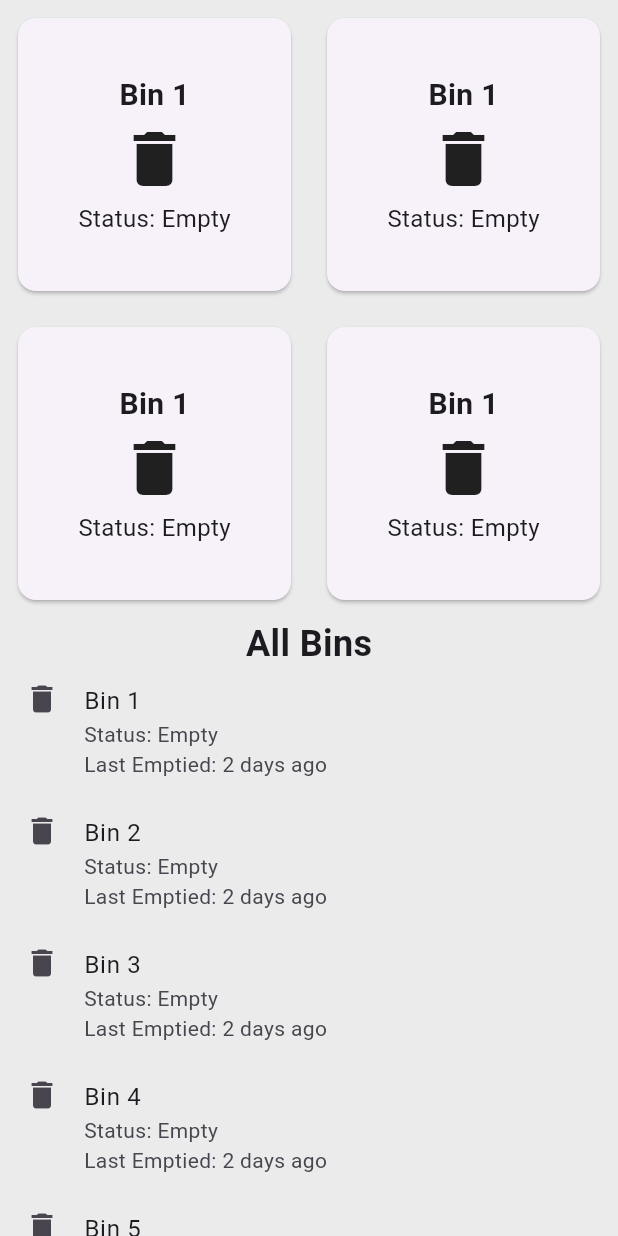
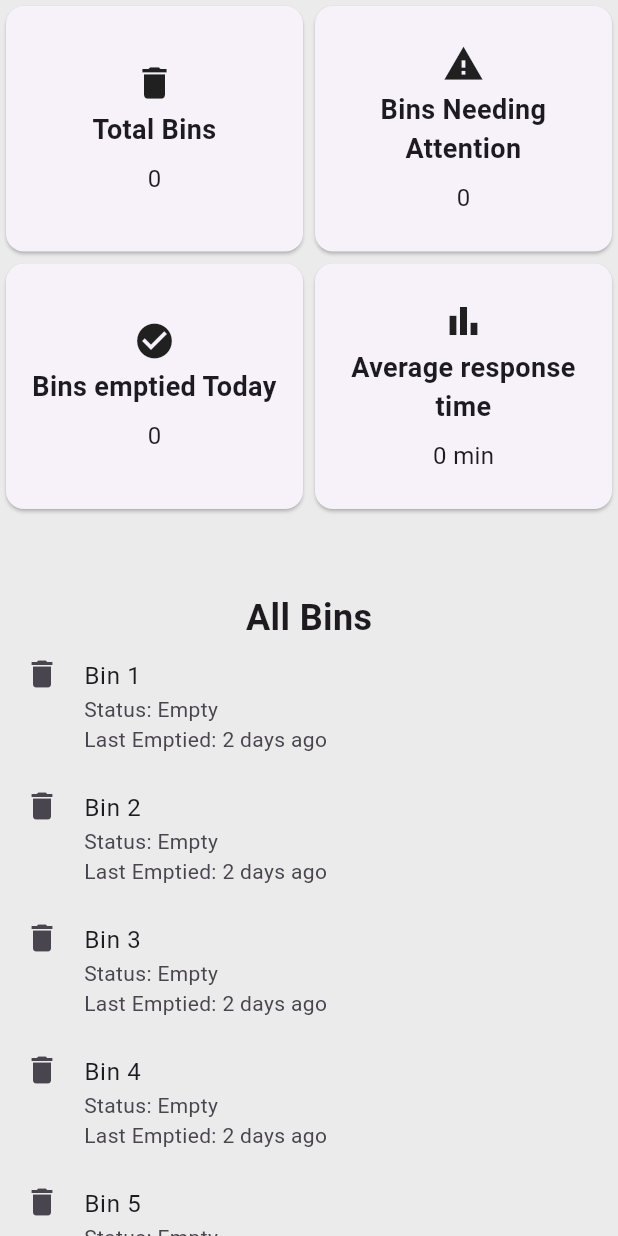
Before and after one commit to fhan-s/iot_bin_app, a Flutter app: the JanitorDashboardBinsPage screen opened directly, on a phone screen of 412 x 824 dp. Run offline on Flutter 3.47's test engine with Material 3 defaults, Android fonts, the phone set to English and light mode, and no system bars; our stand-ins replace supabase_flutter; accounts and stored records are empty.

Commit message:
added utils folder

```diff
--- a/lib/pages/janitor/dashboard_bins.dart
+++ b/lib/pages/janitor/dashboard_bins.dart
@@ -1,4 +1,5 @@
 import 'package:flutter/material.dart';
+import 'package:iot_bin_app/utils/bin_card.dart';
 
 class JanitorDashboardBinsPage extends StatefulWidget {
   const JanitorDashboardBinsPage({super.key});
@@ -15,120 +16,29 @@ class _JanitorDashboardBinsPageState extends State<JanitorDashboardBinsPage> {
       body: Column(
         children: [
           //4 boxes representing janitor bins
-          AspectRatio(
-            aspectRatio: 1,
+          Expanded(
+            flex: 1,
             child: SizedBox(
               width: double.infinity,
               child: GridView.count(
                 crossAxisCount: 2,
+                childAspectRatio: 1.2,
                 children: [
-                  Padding(
-                    padding: EdgeInsets.all(8.0),
-                    child: Card(
-                      child: Padding(
-                        padding: EdgeInsets.all(16.0),
-                        child: Column(
-                          mainAxisAlignment: MainAxisAlignment.center,
-                          children: [
-                            Text(
-                              'Bin 1',
-                              style: TextStyle(
-                                fontSize: 20,
-                                fontWeight: FontWeight.bold,
-                              ),
-                            ),
-                            SizedBox(height: 4),
-                            Icon(Icons.delete, size: 48),
-                            SizedBox(height: 4),
-                            Text(
-                              'Status: Empty',
-                              style: TextStyle(fontSize: 16),
-                            ),
-                          ],
-                        ),
-                      ),
-                    ),
+                  BinCard(title: 'Total Bins', value: '0', icon: Icons.delete),
+                  BinCard(
+                    title: 'Bins Needing Attention',
+                    value: '0',
+                    icon: Icons.warning,
                   ),
-                  Padding(
-                    padding: EdgeInsets.all(8.0),
-                    child: Card(
-                      child: Padding(
-                        padding: EdgeInsets.all(16.0),
-                        child: Column(
-                          mainAxisAlignment: MainAxisAlignment.center,
-                          children: [
-                            Text(
-                              'Bin 1',
-                              style: TextStyle(
-                                fontSize: 20,
-                                fontWeight: FontWeight.bold,
-                              ),
-                            ),
-                            SizedBox(height: 4),
-                            Icon(Icons.delete, size: 48),
-                            SizedBox(height: 4),
-                            Text(
-                              'Status: Empty',
-                              style: TextStyle(fontSize: 16),
-                            ),
-                          ],
-                        ),
-                      ),
-                    ),
+                  BinCard(
+                    title: 'Bins emptied Today',
+                    value: '0',
+                    icon: Icons.check_circle,
                   ),
-                  Padding(
-                    padding: EdgeInsets.all(8.0),
-                    child: Card(
-                      child: Padding(
-                        padding: EdgeInsets.all(16.0),
-                        child: Column(
-                          mainAxisAlignment: MainAxisAlignment.center,
-                          children: [
-                            Text(
-                              'Bin 1',
-                              style: TextStyle(
-                                fontSize: 20,
-                                fontWeight: FontWeight.bold,
-                              ),
-                            ),
-                            SizedBox(height: 4),
-                            Icon(Icons.delete, size: 48),
-                            SizedBox(height: 4),
-                            Text(
-                              'Status: Empty',
-                              style: TextStyle(fontSize: 16),
-                            ),
-                          ],
-                        ),
-                      ),
-                    ),
-                  ),
-                  Padding(
-                    padding: EdgeInsets.all(8.0),
-                    child: Card(
-                      child: Padding(
-                        padding: EdgeInsets.all(16.0),
-                        child: Column(
-                          mainAxisAlignment: MainAxisAlignment.center,
-                          children: [
-                            Text(
-                              'Bin 1',
-                              style: TextStyle(
-                                fontSize: 20,
-                                fontWeight: FontWeight.bold,
-                              ),
-                            ),
-                            SizedBox(height: 4),
-                            Icon(Icons.delete, size: 48),
-                            SizedBox(height: 4),
-                            Text(
-                              'Status: Empty',
-                              style: TextStyle(fontSize: 16),
-                            ),
-                          ],
-                        ),
-                      ),
-                    ),
+                  BinCard(
+                    title: 'Average response time',
+                    value: '0 min',
+                    icon: Icons.bar_chart,
                   ),
                 ],
               ),
--- /dev/null
+++ b/lib/utils/bin_card.dart
@@ -0,0 +1,37 @@
+import 'package:flutter/material.dart';
+
+class BinCard extends StatelessWidget {
+  const BinCard({
+    super.key,
+    required this.title,
+    required this.value,
+    required this.icon,
+  });
+
+  final String title;
+  final String value;
+  final IconData icon;
+
+  @override
+  Widget build(BuildContext context) {
+    return Card(
+      child: Padding(
+        padding: const EdgeInsets.all(16.0),
+        child: Column(
+          mainAxisAlignment: MainAxisAlignment.center,
+          children: [
+            Icon(icon, size: 28),
+            const SizedBox(height: 4),
+            Text(
+              title,
+              textAlign: TextAlign.center,
+              style: const TextStyle(fontSize: 18, fontWeight: FontWeight.bold),
+            ),
+            const SizedBox(height: 8),
+            Text(value, style: const TextStyle(fontSize: 16)),
+          ],
+        ),
+      ),
+    );
+  }
+}
```
